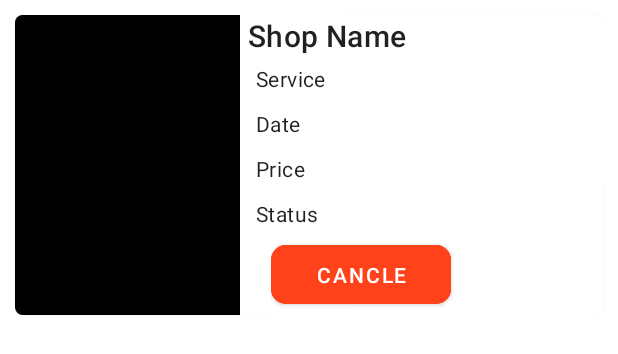
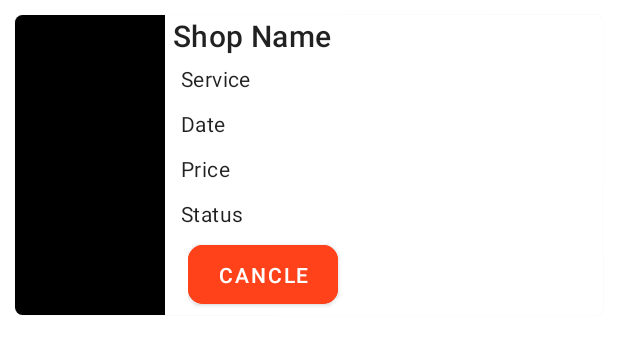
Before and after one commit to 5T1STeam/BookStylist, an Android app: the layout row_schedule_list.xml on its own in the app's theme, with its tools: preview values and no code run, on a phone screen of 412 x 824 dp. Shown: the top 354 px of the screen. Run offline under Robolectric (Android 15) with nearby library versions, the phone set to English and light mode, and no system bars; Roboto replaces fonts that are not available here.

Commit message:
fix Ending 1

```diff
--- a/app/src/main/res/layout/row_schedule_list.xml
+++ b/app/src/main/res/layout/row_schedule_list.xml
@@ -17,7 +17,7 @@
 
         <ImageView
             android:id="@+id/shopUrl"
-            android:layout_width="150dp"
+            android:layout_width="100dp"
             android:layout_height="200dp"
             android:layout_marginEnd="5dp"
             android:background="@color/black"
@@ -67,15 +67,16 @@
             android:id="@+id/price"
             android:layout_toEndOf="@id/shopUrl"
             android:layout_below="@id/Date"/>
+
         <TextView
+            android:id="@+id/Status"
+            style="@style/TextAppearance.MaterialComponents.Body2"
             android:layout_width="match_parent"
             android:layout_height="wrap_content"
-            android:text="Status"
+            android:layout_below="@id/price"
+            android:layout_toEndOf="@id/shopUrl"
             android:padding="5dp"
-            style="@style/TextAppearance.MaterialComponents.Body2"
-            android:id="@+id/Status"
-            android:layout_toEndOf="@id/shopUrl"
-            android:layout_below="@id/price"/>
+            android:text="Status" />
 
 
         <LinearLayout
@@ -83,11 +84,11 @@
             android:layout_height="match_parent"
             android:layout_below="@id/Status"
             android:layout_toEndOf="@id/shopUrl"
-            android:layout_marginStart="15dp">
+            android:layout_marginStart="10dp">
 
             <com.google.android.material.button.MaterialButton
                 android:id="@+id/changeBtn"
-                android:layout_width="120dp"
+                android:layout_width="100dp"
                 android:layout_height="wrap_content"
                 android:backgroundTint="#3F51B5"
                 android:padding="10dp"
@@ -97,7 +98,7 @@
 
             <com.google.android.material.button.MaterialButton
                 android:id="@+id/Cancle"
-                android:layout_width="120dp"
+                android:layout_width="100dp"
                 android:layout_height="wrap_content"
                 android:backgroundTint="@color/main"
                 android:padding="10dp"
@@ -106,7 +107,7 @@
 
             <com.google.android.material.button.MaterialButton
                 android:id="@+id/Rating"
-                android:layout_width="120dp"
+                android:layout_width="100dp"
                 android:layout_height="wrap_content"
                 android:layout_below="@+id/Date"
                 android:layout_marginStart="10dp"
```
